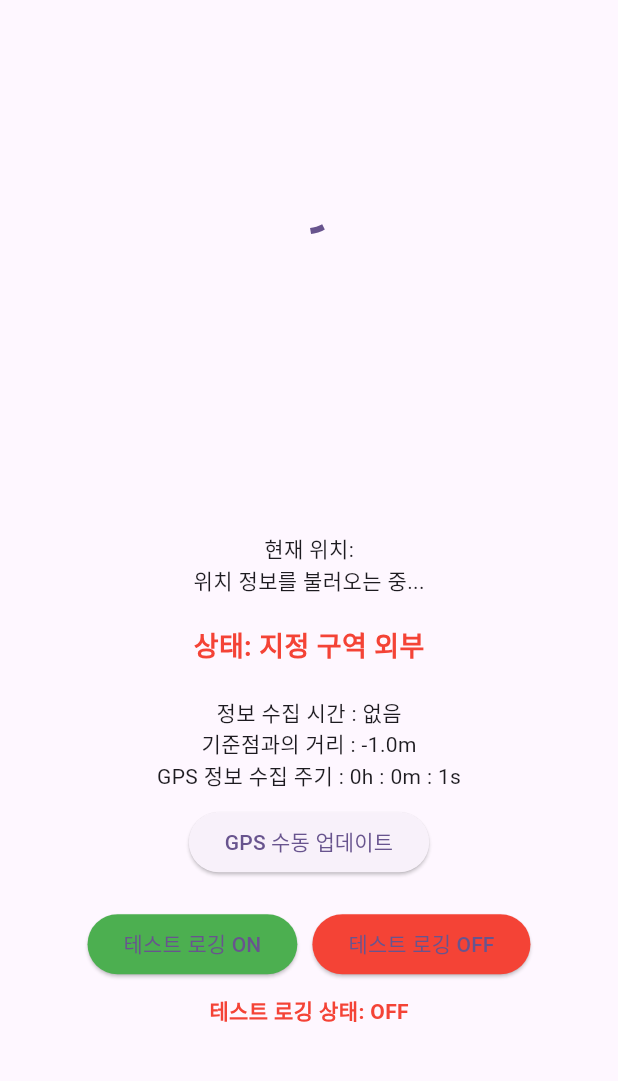
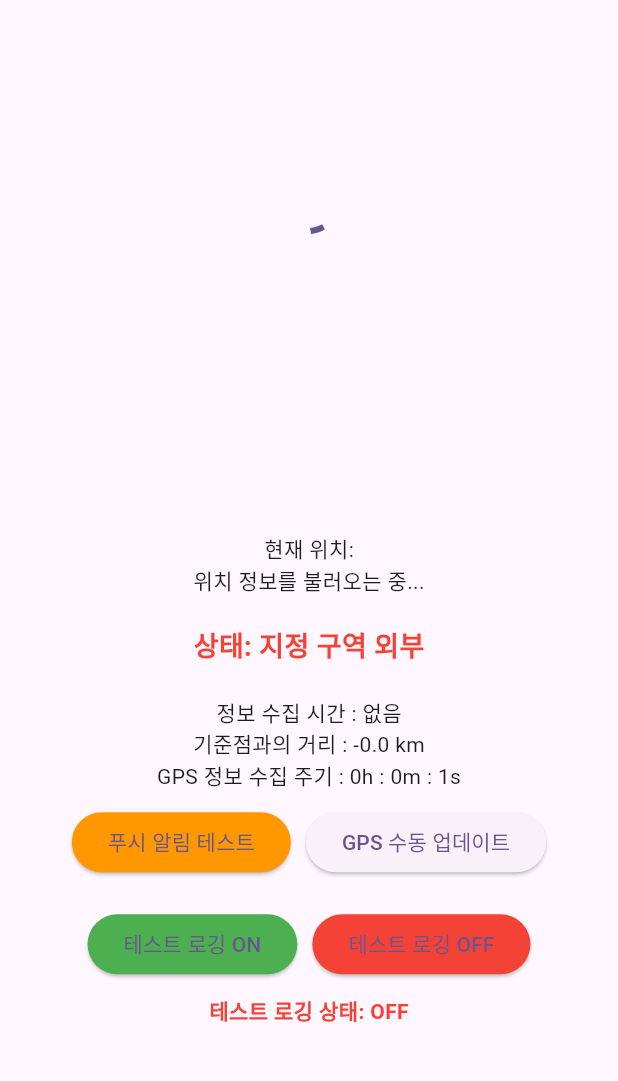
Before and after one commit to Ha-no/pregate, a Flutter app: the screen it shows after launch, on a phone screen of 412 x 824 dp, the part 84-1165 px from its top. Run offline on Flutter 3.47's test engine with Material 3 defaults, Android fonts, the phone set to English and light mode, and no system bars; our stand-ins replace device_info_plus, flutter_local_notifications, geolocator, google_maps_flutter, permission_handler.

```diff
--- a/lib/gps/gps.dart
+++ b/lib/gps/gps.dart
@@ -100,7 +100,7 @@ class GPSService {
 
     // 현재 위치 업데이트
     currentPosition = position;
-    lastUpdateTime = position.timestamp;
+    lastUpdateTime = position.timestamp.add(const Duration(hours: 9));
 
     // 거리 계산 (한 번만 실행)
     distance = _calculateDistance(
@@ -186,8 +186,8 @@ const List<Map<String, double>> areaPoint = [
 
 const List<Map<String, double>> boundaryDistances = [
   {'distance': 1000, 'time': 1000},     // 1km - 1초
-  // {'distance': 5000, 'time': 60000},    // 5km - 1분
-  {'distance': 10000, 'time': 60000},    // 10km - 1분 *테스트용
+  {'distance': 5000, 'time': 60000},    // 5km - 1분
+  // {'distance': 10000, 'time': 60000},    // 10km - 1분 *테스트용
   {'distance': 15000, 'time': 600000},  // 15km - 10분
                                         // 그외, 30분
 ];
--- a/lib/main.dart
+++ b/lib/main.dart
@@ -6,7 +6,8 @@ import 'gps/gps.dart';
 import 'utils/utils.dart';
 import 'log/log.dart';
 import 'map/map.dart';
-import 'log/testerlog.dart';
+import 'tester/testerlog.dart';
+import 'tester/testeralram.dart';
 void main() async {
   WidgetsFlutterBinding.ensureInitialized();
   runApp(const MyApp());
@@ -28,7 +29,6 @@ class MyApp extends StatelessWidget {
   }
 }
 
-// 앱 관련 변수
 class MyHomePage extends StatefulWidget {
   const MyHomePage({super.key, required this.title});
 
@@ -38,19 +38,18 @@ class MyHomePage extends StatefulWidget {
   State<MyHomePage> createState() => _MyHomePageState();
 }
 
-// 동작 관련 변수
 class _MyHomePageState extends State<MyHomePage> {
-  // Import 모듈
   late final Permission permission;
   late final GPSService gpsService;
   late final LogService logService;
   late final TesterLogService testerLogService;
+  late final TesterAlarmService testerAlarmService;
 
-  Position? _currentPosition; // 현재 위치 정보
-  bool _isInside = false;     // 내부 진입 확인
-  double distance = -1;        // 현재 위치와 표준 지점 사이의 거리
-  DateTime? _lastUpdateTime;  // 마지막 위치 업데이트 시간
-  int _getGpsTime = 1000;     // 초기 GPS 업데이트 주기 (1초)
+  Position? _currentPosition;
+  bool _isInside = false;
+  double distance = -1;
+  DateTime? _lastUpdateTime;
+  int _getGpsTime = 1000;
   final FlutterLocalNotificationsPlugin flutterLocalNotificationsPlugin =
       FlutterLocalNotificationsPlugin();
 
@@ -58,16 +57,18 @@ class _MyHomePageState extends State<MyHomePage> {
   void initState() {
     super.initState();
 
-    // 로그 서비스 초기화
     logService = LogService();
     testerLogService = TesterLogService();
 
-    // 테스트 로그 서비스 상태 변경 리스너 추가
     testerLogService.addStateListener(() {
-      setState(() {}); // UI 업데이트
+      setState(() {});
     });
 
-    // GPS 서비스 초기화
+    testerAlarmService = TesterAlarmService(
+      flutterLocalNotificationsPlugin: FlutterLocalNotificationsPlugin(),
+    );
+    testerAlarmService.initialize();
+
     gpsService = GPSService(
       onPositionChanged: (position) {
         setState(() => _currentPosition = position);
@@ -98,7 +99,7 @@ class _MyHomePageState extends State<MyHomePage> {
   @override
   void dispose() {
     gpsService.dispose();
-    testerLogService.dispose(); // 테스트 로그 서비스 리소스 해제
+    testerLogService.dispose();
     super.dispose();
   }
 
@@ -111,7 +112,6 @@ class _MyHomePageState extends State<MyHomePage> {
       ),
       body: Column(
         children: <Widget>[
-          // 맵 뷰 추가 (화면 상단에 1/3 크기로)
           SizedBox(
             height: MediaQuery.of(context).size.height * 0.33,
             width: double.infinity,
@@ -123,7 +123,6 @@ class _MyHomePageState extends State<MyHomePage> {
                   )
                 : const Center(child: CircularProgressIndicator()),
           ),
-          // 기존 내용을 Expanded로 감싸서 나머지 공간 차지하도록 함
           Expanded(
             child: Center(
               child: Column(
@@ -154,26 +153,39 @@ class _MyHomePageState extends State<MyHomePage> {
                   // )),
                   // const SizedBox(height: 20),
                   Text('정보 수집 시간 : ${_lastUpdateTime?.toString().substring(11, 19) ?? "없음"}'),
-                  Text('기준점과의 거리 : ${distance.toStringAsFixed(1)}m'),
+                  Text('기준점과의 거리 : ${(distance/1000).toStringAsFixed(1)} km'),
                   Text('GPS 정보 수집 주기 : '
                       '${(_getGpsTime / 3600000).toInt()}h : '
                       '${((_getGpsTime % 3600000) / 60000).toInt()}m : '
                       '${(((_getGpsTime % 3600000) % 60000) / 1000).toInt()}s'),
                   const SizedBox(height: 10),
-                  ElevatedButton(
-                    onPressed: gpsService.getCurrentPosition,
-                    child: const Text('GPS 수동 업데이트'),
+                  Row(
+                    mainAxisAlignment: MainAxisAlignment.center,
+                    children: [
+                        ElevatedButton(
+                          onPressed: () {
+                            testerAlarmService.showTestNotification();
+                          },
+                          style: ElevatedButton.styleFrom(
+                            backgroundColor: Colors.orange,
+                          ),
+                          child: const Text('푸시 알림 테스트'),
+                        ),
+                        const SizedBox(width: 10),
+                        ElevatedButton(
+                          onPressed: gpsService.getCurrentPosition,
+                          child: const Text('GPS 수동 업데이트'),
+                        ),
+                    ],
                   ),
                   const SizedBox(height: 20),
-                                    Row(
+                  Row(
                     mainAxisAlignment: MainAxisAlignment.center,
                     children: [
                       ElevatedButton(
                         onPressed: () {
-                          print("로깅 시작 버튼 클릭: 현재 상태 ${testerLogService.isLogging}");
                           testerLogService.startLogging();
-                          setState(() {}); // 강제 UI 업데이트 추가
-                          print("로깅 시작 후 상태: ${testerLogService.isLogging}");
+                          setState(() {});
                         },
                         style: ElevatedButton.styleFrom(
                           backgroundColor: Colors.green,
@@ -183,10 +195,8 @@ class _MyHomePageState extends State<MyHomePage> {
                       const SizedBox(width: 10),
                       ElevatedButton(
                         onPressed: () {
-                          print("로깅 중지 버튼 클릭: 현재 상태 ${testerLogService.isLogging}");
                           testerLogService.stopLogging();
-                          setState(() {}); // 강제 UI 업데이트 추가
-                          print("로깅 중지 후 상태: ${testerLogService.isLogging}");
+                          setState(() {});
                         },
                         style: ElevatedButton.styleFrom(
                           backgroundColor: Colors.red,
@@ -196,7 +206,6 @@ class _MyHomePageState extends State<MyHomePage> {
                     ],
                   ),
                   const SizedBox(height: 10),
-                  // 테스트 로깅 상태 표시
                   Text(
                     '테스트 로깅 상태: ${testerLogService.isLogging ? "ON" : "OFF"}',
                     style: TextStyle(
```
Also changed, not shown: lib/map/map.dart (+34 -4 lines), lib/tester/testeralram.dart (added, +56 -0 lines), lib/tester/testerlog.dart (renamed from lib/log/testerlog.dart, +7 -2 lines).
